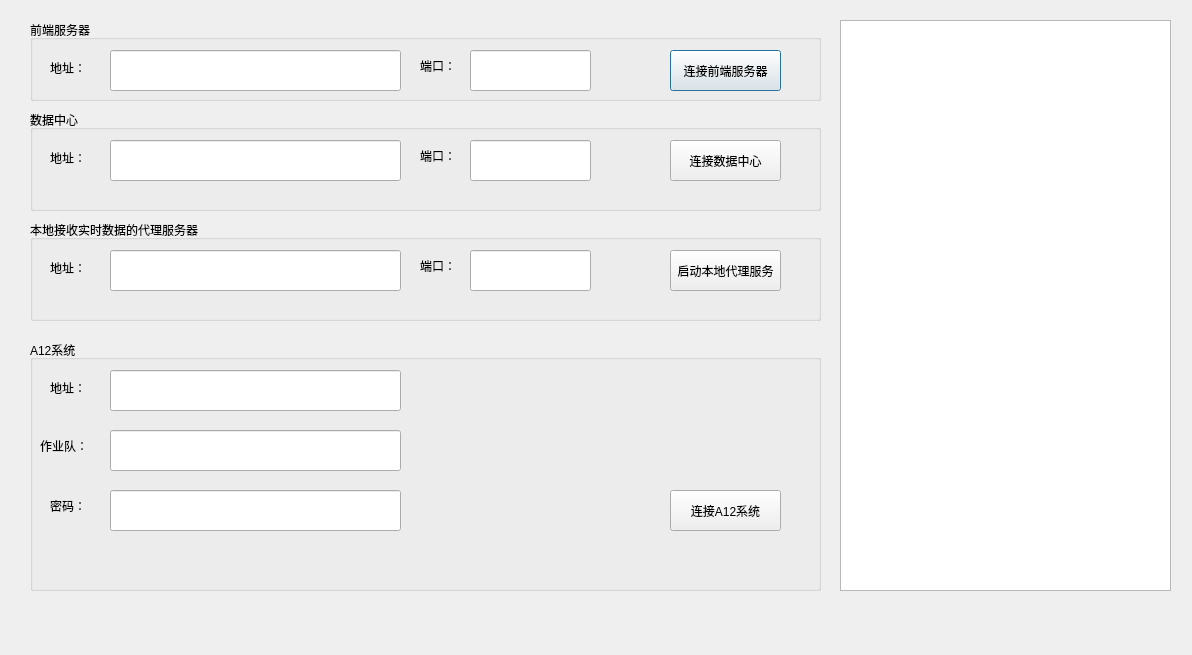
Before: the Qt Designer form dialognetworkset.ui in Yao-Long/ingestor, drawn with Qt 5.
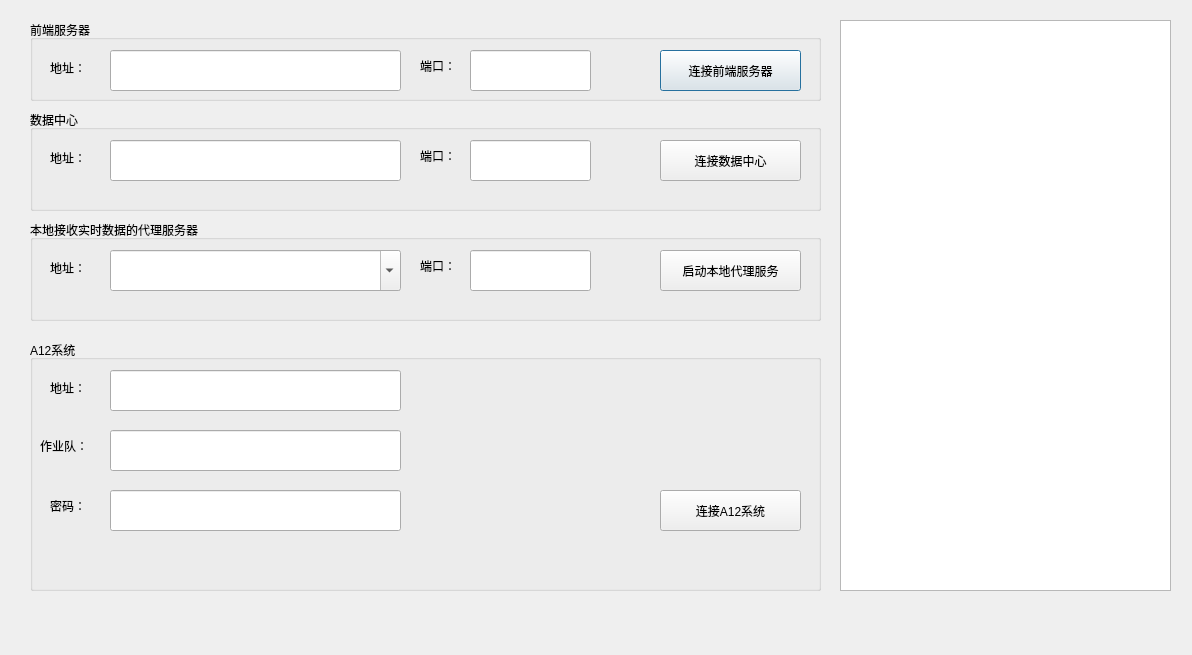
After: the same form once the commit is applied.

Patch:
```diff
--- a/dialognetworkset.ui
+++ b/dialognetworkset.ui
@@ -77,9 +77,9 @@
    <widget class="QPushButton" name="pushButtonConnectFrontServer">
     <property name="geometry">
      <rect>
-      <x>640</x>
+      <x>630</x>
       <y>30</y>
-      <width>111</width>
+      <width>141</width>
       <height>41</height>
      </rect>
     </property>
@@ -113,16 +113,6 @@
      <string>地址：</string>
     </property>
    </widget>
-   <widget class="QLineEdit" name="lineEditLocalAgentReceiverIP">
-    <property name="geometry">
-     <rect>
-      <x>80</x>
-      <y>30</y>
-      <width>291</width>
-      <height>41</height>
-     </rect>
-    </property>
-   </widget>
    <widget class="QLabel" name="label_4">
     <property name="geometry">
      <rect>
@@ -149,9 +139,9 @@
    <widget class="QPushButton" name="pushButtonStartLocalAgentReceiver">
     <property name="geometry">
      <rect>
-      <x>640</x>
+      <x>630</x>
       <y>30</y>
-      <width>111</width>
+      <width>141</width>
       <height>41</height>
      </rect>
     </property>
@@ -159,6 +149,19 @@
      <string>启动本地代理服务</string>
     </property>
    </widget>
+   <widget class="QComboBox" name="comboBoxLocalAgent">
+    <property name="geometry">
+     <rect>
+      <x>80</x>
+      <y>30</y>
+      <width>291</width>
+      <height>41</height>
+     </rect>
+    </property>
+    <property name="editable">
+     <bool>true</bool>
+    </property>
+   </widget>
   </widget>
   <widget class="QGroupBox" name="groupBox_3">
    <property name="geometry">
@@ -221,9 +224,9 @@
    <widget class="QPushButton" name="pushButtonConnectDataCenter">
     <property name="geometry">
      <rect>
-      <x>640</x>
+      <x>630</x>
       <y>30</y>
-      <width>111</width>
+      <width>141</width>
       <height>41</height>
      </rect>
     </property>
@@ -316,9 +319,9 @@
    <widget class="QPushButton" name="pushButtonConnectA12">
     <property name="geometry">
      <rect>
-      <x>640</x>
+      <x>630</x>
       <y>150</y>
-      <width>111</width>
+      <width>141</width>
       <height>41</height>
      </rect>
     </property>
```
